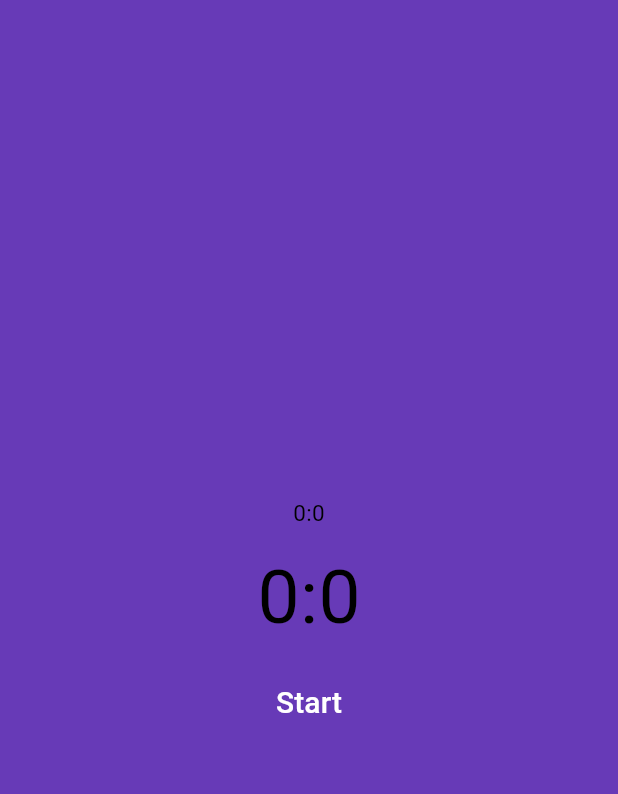
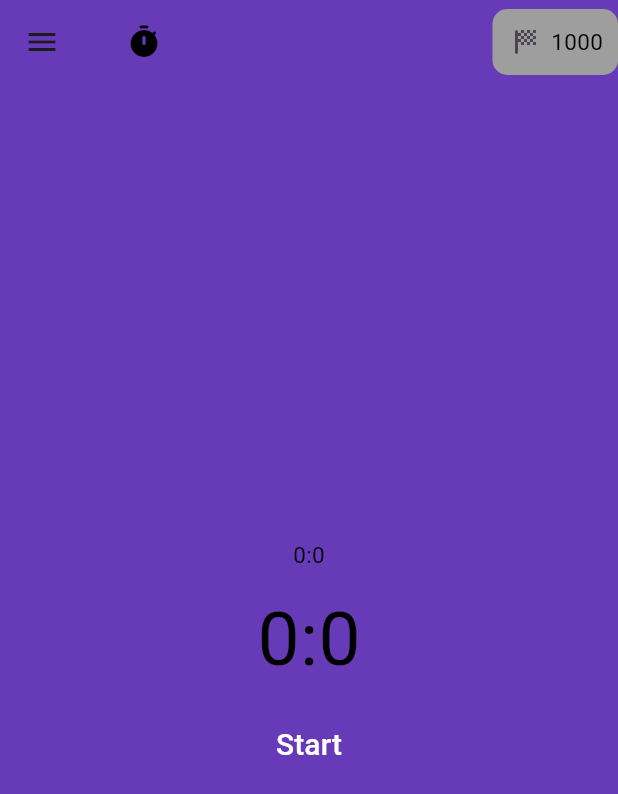
Before and after one commit to beelchester/kairos, a Flutter app: the screen it shows after launch, on a phone screen of 412 x 824 dp. Shown: the top 794 px of the screen. Run offline on Flutter 3.47's test engine with Material 3 defaults, Android fonts, the phone set to English and light mode, and no system bars; our stand-ins replace shared_preferences; network calls fail.

```diff
--- a/app/lib/src/pages/focus_page.dart
+++ b/app/lib/src/pages/focus_page.dart
@@ -1,13 +1,12 @@
 import 'dart:async';
-import 'dart:convert';
 import 'dart:math';
-import 'package:flutter/cupertino.dart';
 import 'package:flutter/material.dart';
 import 'package:kairos/src/api/models/session.dart';
-import 'package:kairos/src/widgets/menu_button.dart';
+import 'package:kairos/src/widgets/appbar.dart';
 import 'package:kairos/src/utils.dart';
 import 'package:kairos/src/api/api_service.dart';
 import 'package:kairos/src/shared_prefs.dart';
+import 'package:kairos/src/widgets/drawer.dart';
 
 class FocusPage extends StatefulWidget {
   const FocusPage({super.key});
@@ -322,33 +321,8 @@ class _FocusPageState extends State<FocusPage> {
   Widget build(BuildContext context) {
     return Scaffold(
       backgroundColor: Colors.deepPurple,
-      // appBar: AppBar(
-      //   backgroundColor: Colors.deepPurple,
-      //   leading: const MenuButton(),
-      //   title: _focusModeHandler(),
-      //   actions: [
-      //     Container(
-      //       decoration: BoxDecoration(
-      //         color: Colors.grey,
-      //         borderRadius: BorderRadius.circular(10),
-      //       ),
-      //       padding: const EdgeInsets.all(10),
-      //       child: const Row(
-      //         children: [
-      //           Icon(Icons.sports_score_rounded),
-      //           SizedBox(width: 5),
-      //           Text(
-      //             '1000',
-      //             style: TextStyle(
-      //               fontSize: 15,
-      //               color: Colors.black,
-      //             ),
-      //           )
-      //         ],
-      //       ),
-      //     ),
-      //   ],
-      // ),
+      drawer: const DrawerWidget(),
+      appBar: const AppBarWidget(),
       body: Center(
         child: _isFocusMode
             ? const Text("Timer")
--- /dev/null
+++ b/app/lib/src/widgets/appbar.dart
@@ -0,0 +1,50 @@
+import 'package:flutter/material.dart';
+import 'package:kairos/src/widgets/menu_button.dart';
+
+class AppBarWidget extends StatelessWidget implements PreferredSizeWidget {
+  const AppBarWidget({super.key});
+
+  @override
+  Widget build(BuildContext context) {
+    return AppBar(
+      backgroundColor: Colors.deepPurple,
+      leading: const MenuButton(),
+      title: _focusModeHandler(),
+      actions: [
+        Container(
+          decoration: BoxDecoration(
+            color: Colors.grey,
+            borderRadius: BorderRadius.circular(10),
+          ),
+          padding: const EdgeInsets.all(10),
+          child: const Row(
+            children: [
+              Icon(Icons.sports_score_rounded),
+              SizedBox(width: 5),
+              Text(
+                '1000',
+                style: TextStyle(
+                  fontSize: 15,
+                  color: Colors.black,
+                ),
+              )
+            ],
+          ),
+        ),
+      ],
+    );
+  }
+
+  Widget _focusModeHandler() {
+    return IconButton(
+      onPressed: () {},
+      icon: Icon(
+        Icons.timer_rounded,
+        color: Colors.black,
+      ),
+    );
+  }
+
+  @override
+  Size get preferredSize => const Size.fromHeight(kToolbarHeight);
+}
--- a/app/lib/src/widgets/menu_button.dart
+++ b/app/lib/src/widgets/menu_button.dart
@@ -8,7 +8,7 @@ class MenuButton extends StatelessWidget {
   Widget build(BuildContext context) {
     return IconButton(
       onPressed: () {
-        showNotAvailable(context);
+        Scaffold.of(context).openDrawer();
       },
       icon: const Icon(Icons.menu),
     );
```
Also changed, not shown: app/lib/src/pages/timeline_page.dart (added, +102 -0 lines), app/lib/src/widgets/drawer.dart (added, +96 -0 lines).
